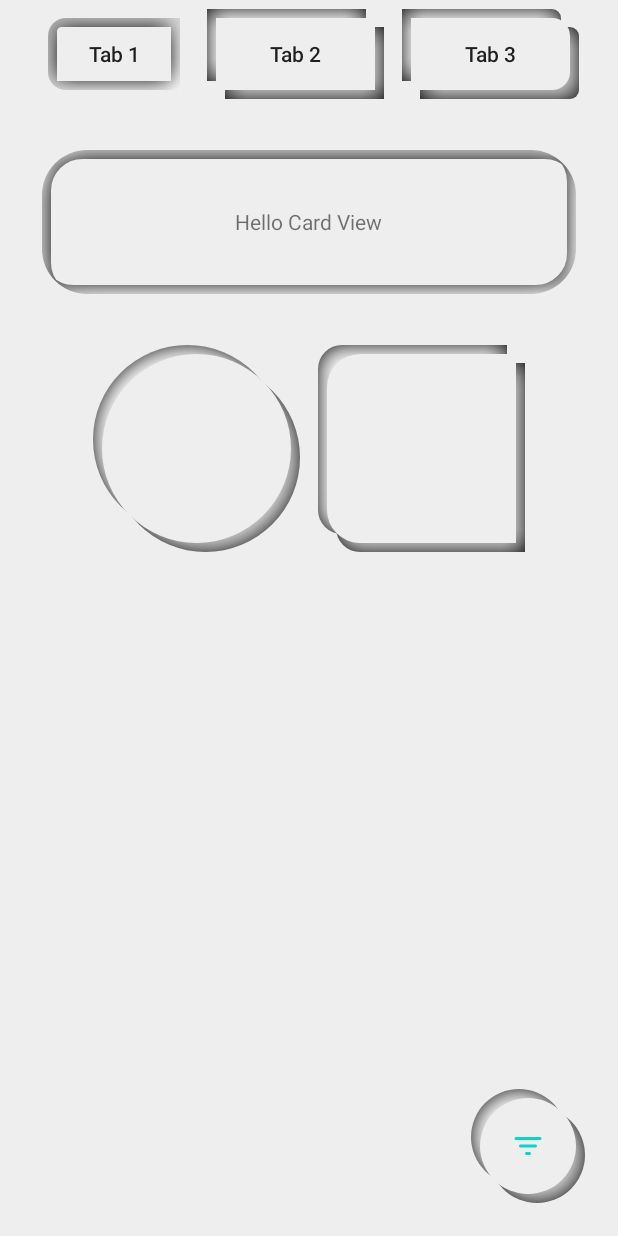
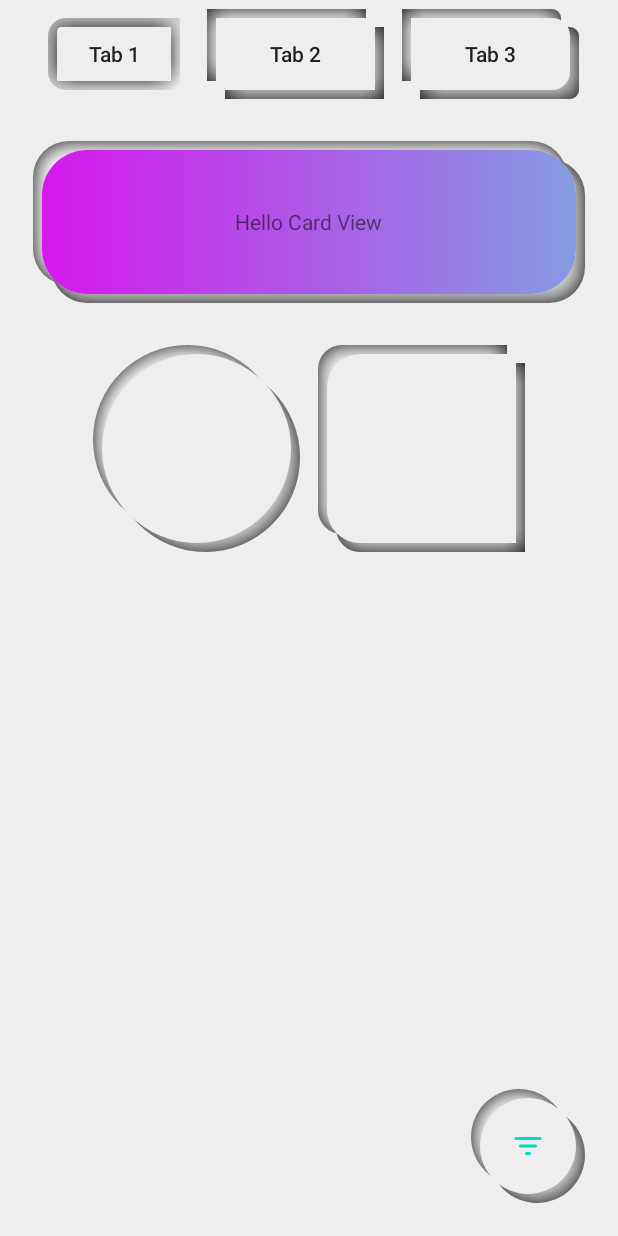
Before and after one commit to SimformSolutionsPvtLtd/SSAndroidNeumorphicKit, an Android app: the layout activity_main.xml on its own in the app's theme, with its tools: preview values and no code run, on a phone screen of 412 x 824 dp. Run offline under Robolectric (Android 15) with nearby library versions, the phone set to English and light mode, and no system bars.

Commit message:
Background support

```diff
--- /dev/null
+++ b/app/src/main/res/drawable/background_drawable.xml
@@ -0,0 +1,7 @@
+<?xml version="1.0" encoding="utf-8"?>
+<shape xmlns:android="http://schemas.android.com/apk/res/android">
+    <gradient
+        android:startColor="#859BE3"
+        android:endColor="#D618EC"
+        android:angle="180"/>
+</shape>
--- a/app/src/main/res/layout/activity_main.xml
+++ b/app/src/main/res/layout/activity_main.xml
@@ -60,10 +60,11 @@
         android:clickable="true"
         android:focusable="true"
         android:stateListAnimator="@animator/button_state_list_anim_numorph"
+        android:background="@drawable/background_drawable"
         app:layout_constraintEnd_toEndOf="parent"
         app:layout_constraintStart_toStartOf="parent"
         app:layout_constraintTop_toBottomOf="@+id/numorphButton2"
-        app:numorph_shapeType="pressed">
+        app:numorph_shapeType="flat">
 
         <TextView
             android:layout_width="wrap_content"
--- a/app/src/main/res/values/styles.xml
+++ b/app/src/main/res/values/styles.xml
@@ -1,6 +1,6 @@
 <resources>
     <!-- Base application theme. -->
-    <style name="AppTheme" parent="Theme.Numorph.DayNight">
+    <style name="AppTheme" parent="Theme.Numorph.DayNight.NoActionBar">
         <!-- Customize your theme here. -->
         <item name="colorPrimary">@color/colorPrimary</item>
         <item name="colorPrimaryDark">@color/colorPrimaryDark</item>
--- a/numorphic/src/main/java/com/simformsolutions/numorphic/component/NumorphButton.kt
+++ b/numorphic/src/main/java/com/simformsolutions/numorphic/component/NumorphButton.kt
@@ -9,6 +9,7 @@
 import androidx.annotation.Dimension
 import androidx.appcompat.widget.AppCompatButton
 import androidx.core.content.ContextCompat
+import androidx.core.graphics.drawable.toBitmap
 import com.simformsolutions.numorphic.R
 import com.simformsolutions.numorphic.annotation.CornerFamily
 import com.simformsolutions.numorphic.annotation.ShapeType
@@ -140,7 +141,10 @@
     }
 
     override fun setBackgroundDrawable(drawable: Drawable?) {
-        Log.i(LOG_TAG, "Setting a custom background is not supported.")
+        /**  Run only when layout measuring is completed. */
+        post {
+            shapeDrawable.setImageBitmap(drawable?.toBitmap(width, height))
+        }
     }
 
     private fun setBackgroundInternal(drawable: Drawable?) {
--- a/numorphic/src/main/java/com/simformsolutions/numorphic/component/NumorphCardView.kt
+++ b/numorphic/src/main/java/com/simformsolutions/numorphic/component/NumorphCardView.kt
@@ -2,6 +2,7 @@
 
 import android.content.Context
 import android.content.res.ColorStateList
+import android.graphics.Bitmap
 import android.graphics.Canvas
 import android.graphics.drawable.Drawable
 import android.util.AttributeSet
@@ -11,6 +12,7 @@
 import androidx.annotation.ColorInt
 import androidx.annotation.Dimension
 import androidx.core.content.ContextCompat
+import androidx.core.graphics.drawable.toBitmap
 import com.simformsolutions.numorphic.R
 import com.simformsolutions.numorphic.annotation.CornerFamily
 import com.simformsolutions.numorphic.annotation.ShapeType
@@ -142,7 +144,10 @@
     }
 
     override fun setBackgroundDrawable(drawable: Drawable?) {
-        Log.i(LOG_TAG, "Setting a custom background is not supported.")
+        /**  Run only when layout measuring is completed. */
+        post {
+            shapeDrawable.setImageBitmap(drawable?.toBitmap(width, height))
+        }
     }
 
     private fun setBackgroundInternal(drawable: Drawable?) {
--- a/numorphic/src/main/java/com/simformsolutions/numorphic/component/NumorphFloatingActionButton.kt
+++ b/numorphic/src/main/java/com/simformsolutions/numorphic/component/NumorphFloatingActionButton.kt
@@ -9,6 +9,7 @@
 import androidx.annotation.Dimension
 import androidx.appcompat.widget.AppCompatImageButton
 import androidx.core.content.ContextCompat
+import androidx.core.graphics.drawable.toBitmap
 import com.simformsolutions.numorphic.R
 import com.simformsolutions.numorphic.annotation.CornerFamily
 import com.simformsolutions.numorphic.annotation.ShapeType
@@ -130,7 +131,10 @@
     }
 
     override fun setBackgroundDrawable(drawable: Drawable?) {
-        Log.i(LOG_TAG, "Setting a custom background is not supported.")
+        /**  Run only when layout measuring is completed. */
+        post {
+            shapeDrawable.setImageBitmap(drawable?.toBitmap(width, height))
+        }
     }
 
     private fun setBackgroundInternal(drawable: Drawable?) {
--- a/numorphic/src/main/java/com/simformsolutions/numorphic/component/NumorphImageButton.kt
+++ b/numorphic/src/main/java/com/simformsolutions/numorphic/component/NumorphImageButton.kt
@@ -150,7 +150,10 @@
     }
 
     override fun setBackgroundDrawable(drawable: Drawable?) {
-        Log.i(LOG_TAG, "Setting a custom background is not supported.")
+        /**  Run only when layout measuring is completed. */
+        post {
+            shapeDrawable.setImageBitmap(drawable?.toBitmap(width, height))
+        }
     }
 
     private fun setBackgroundInternal(drawable: Drawable?) {
--- a/numorphic/src/main/java/com/simformsolutions/numorphic/component/NumorphImageView.kt
+++ b/numorphic/src/main/java/com/simformsolutions/numorphic/component/NumorphImageView.kt
@@ -149,7 +149,10 @@
     }
 
     override fun setBackgroundDrawable(drawable: Drawable?) {
-        Log.i(LOG_TAG, "Setting a custom background is not supported.")
+        /**  Run only when layout measuring is completed. */
+        post {
+            shapeDrawable.setImageBitmap(drawable?.toBitmap(width, height))
+        }
     }
 
     private fun setBackgroundInternal(drawable: Drawable?) {
```
